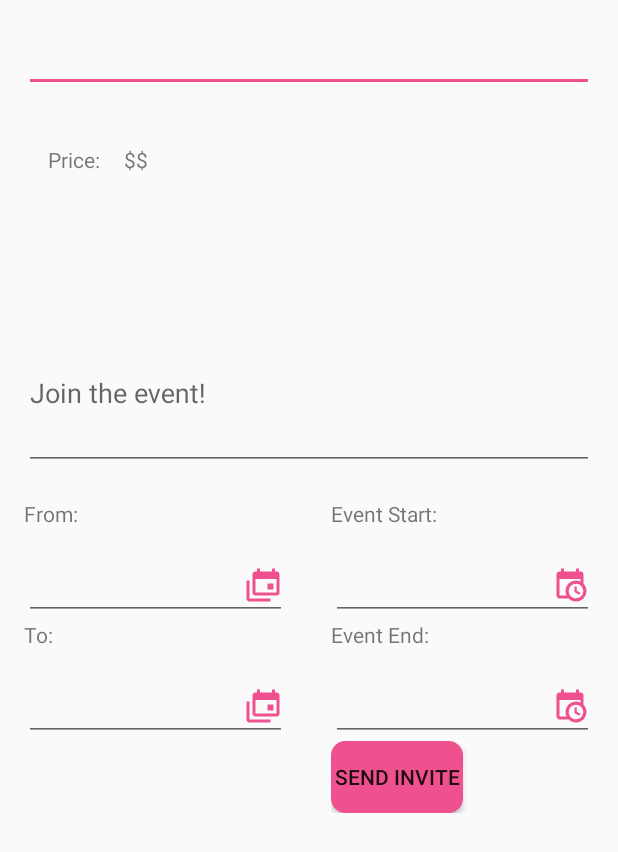
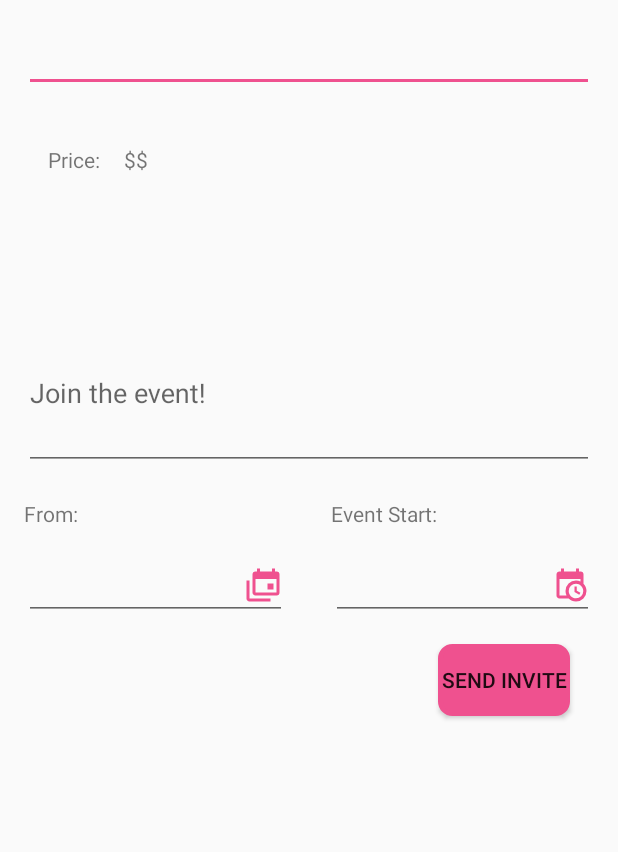
Before and after one commit to AndroidHuddle/Huddle, an Android app: the EventEditFragment screen opened directly, with no data from a screen before it, on a phone screen of 412 x 824 dp. Shown: the top 852 px of the screen. Run offline under Robolectric (Android 15) with nearby library versions, the phone set to English and light mode, and no system bars; our stand-ins replace ButterKnife; libraries missing offline, so code that uses them is left out: com.loopj.android, com.parse, com.wdullaer.materialdatetimepicker, cz.msebera.android; 3 statements that could not run were skipped.

Commit message:
simplify form

```diff
--- a/app/src/main/java/com/example/badhri/huddle/fragments/EventEditFragment.java
+++ b/app/src/main/java/com/example/badhri/huddle/fragments/EventEditFragment.java
@@ -73,8 +73,8 @@ public class EventEditFragment extends Fragment implements DatePickerDialog.OnDa
 //    @BindView(R.id.lvInvitees)
 //    ListView lvInvitees;
 
-    @BindView(R.id.et_to_date_text)
-    EditText etToDateText;
+//    @BindView(R.id.et_to_date_text)
+//    EditText etToDateText;
 
     @BindView(R.id.et_from_date_text)
     EditText etFromDateText;
@@ -82,8 +82,8 @@ public class EventEditFragment extends Fragment implements DatePickerDialog.OnDa
     @BindView(R.id.et_from_time_text)
     EditText et_from_time_text;
 
-    @BindView(R.id.et_to_time_text)
-    EditText et_to_time_text;
+//    @BindView(R.id.et_to_time_text)
+//    EditText et_to_time_text;
 
     @BindView(R.id.tvContactLabel)
     TextView tvContactLabel;
@@ -215,7 +215,7 @@ public class EventEditFragment extends Fragment implements DatePickerDialog.OnDa
         populateInviteeList();
 
         fg = this;
-        etToDateText.setCursorVisible(false);
+//        etToDateText.setCursorVisible(false);
         etFromDateText.setCursorVisible(false);
 
         // set calendar
@@ -276,12 +276,12 @@ public class EventEditFragment extends Fragment implements DatePickerDialog.OnDa
                 event.setStartTime(new Date());
             }
 
-            if (etToDateText.getText().length() > 0){
-                event.setEndTime(new Date());
-                event.setEventEndTime(etToDateText.getText().toString());
-            } else {
-                event.setStartTime(new Date());
-            }
+//            if (etToDateText.getText().length() > 0){
+//                event.setEndTime(new Date());
+//                event.setEventEndTime(etToDateText.getText().toString());
+//            } else {
+//                event.setStartTime(new Date());
+//            }
 
             String eventDetails = etEventDetails.getText().toString();
             if (eventDetails.length() > 0) {
@@ -368,19 +368,19 @@ public class EventEditFragment extends Fragment implements DatePickerDialog.OnDa
         });
     }
 
-    @TargetApi(Build.VERSION_CODES.N)
-    @OnClick(R.id.et_to_date_text)
-    public void openToCalendar() {
-        Calendar now = Calendar.getInstance();
-        DatePickerDialog dpd = DatePickerDialog.newInstance(
-                (DatePickerDialog.OnDateSetListener) fg,
-                now.get(Calendar.YEAR),
-                now.get(Calendar.MONTH),
-                now.get(Calendar.DAY_OF_MONTH)
-        );
-        FragmentManager fm = getActivity().getFragmentManager();
-        dpd.show(fm, TO_DATE);
-    }
+//    @TargetApi(Build.VERSION_CODES.N)
+//    @OnClick(R.id.et_to_date_text)
+//    public void openToCalendar() {
+//        Calendar now = Calendar.getInstance();
+//        DatePickerDialog dpd = DatePickerDialog.newInstance(
+//                (DatePickerDialog.OnDateSetListener) fg,
+//                now.get(Calendar.YEAR),
+//                now.get(Calendar.MONTH),
+//                now.get(Calendar.DAY_OF_MONTH)
+//        );
+//        FragmentManager fm = getActivity().getFragmentManager();
+//        dpd.show(fm, TO_DATE);
+//    }
 
     @TargetApi(Build.VERSION_CODES.N)
     @OnClick(R.id.et_from_date_text)
@@ -398,17 +398,17 @@ public class EventEditFragment extends Fragment implements DatePickerDialog.OnDa
 
 
 //
-    @TargetApi(Build.VERSION_CODES.N)
-    @OnClick(R.id.et_to_time_text)
-    public void openTimeToPicker() {
-        Calendar now = Calendar.getInstance();
-        TimePickerDialog tpd = TimePickerDialog.newInstance(
-                (TimePickerDialog.OnTimeSetListener) fg,
-                now.get(Calendar.HOUR),
-                now.get(Calendar.MINUTE), false);
-        FragmentManager fm = getActivity().getFragmentManager();
-        tpd.show(fm, TO_TIME);
-    }
+//    @TargetApi(Build.VERSION_CODES.N)
+//    @OnClick(R.id.et_to_time_text)
+//    public void openTimeToPicker() {
+//        Calendar now = Calendar.getInstance();
+//        TimePickerDialog tpd = TimePickerDialog.newInstance(
+//                (TimePickerDialog.OnTimeSetListener) fg,
+//                now.get(Calendar.HOUR),
+//                now.get(Calendar.MINUTE), false);
+//        FragmentManager fm = getActivity().getFragmentManager();
+//        tpd.show(fm, TO_TIME);
+//    }
 
     @TargetApi(Build.VERSION_CODES.N)
     @OnClick(R.id.et_from_time_text)
@@ -425,25 +425,38 @@ public class EventEditFragment extends Fragment implements DatePickerDialog.OnDa
     @Override
     public void onDateSet(DatePickerDialog view, int year, int monthOfYear, int dayOfMonth) {
         if (view.getTag().equals(TO_DATE)) {
-            etToDateText.setText(dayOfMonth+"/"+(monthOfYear+1)+"/"+year);
+//            etToDateText.setText(dayOfMonth+"/"+(monthOfYear+1)+"/"+year);
         } else {
-            etFromDateText.setText(dayOfMonth+"/"+(monthOfYear+1)+"/"+year);
+            etFromDateText.setText((monthOfYear+1)+"/"+dayOfMonth+"/"+year);
         }
-        String date = "You picked the following date: "+dayOfMonth+"/"+(monthOfYear+1)+"/"+year;
-        Log.d("DEBUG", date.toString());
+//        String date = "You picked the following date: "+dayOfMonth+"/"+(monthOfYear+1)+"/"+year;
+//        Log.d("DEBUG", date.toString());
 
     }
 
     @Override
     public void onTimeSet(TimePickerDialog view, int hourOfDay, int minute, int second) {
         if (view.getTag().equals(TO_TIME)) {
-            et_to_time_text.setText(hourOfDay+":"+minute);
+//            et_to_time_text.setText(hourOfDay+":"+minute);
         } else {
-            et_from_time_text.setText(hourOfDay+":"+minute);
+            String sMinute;
+            if (minute < 10) {
+                sMinute = "0" + String.valueOf(minute);
+            } else {
+                sMinute = "" + minute;
+            }
+
+            String sHour;
+            if (minute < 10) {
+                sHour = "0" + String.valueOf(hourOfDay);
+            } else {
+                sHour = "" + hourOfDay;
+            }
+            et_from_time_text.setText(sHour+":"+sMinute);
         }
-        String time = "You picked the following time: "+hourOfDay+"h"+minute+"m"+second;
+//        String time = "You picked the following time: "+hourOfDay+"h"+minute+"m"+second;
 //        timeTextView.setText(time);
-        Log.d("DEBUG", time.toString());
+//        Log.d("DEBUG", time.toString());
 
     }
 }
--- a/app/src/main/res/layout/fragment_event_edit.xml
+++ b/app/src/main/res/layout/fragment_event_edit.xml
@@ -181,21 +181,21 @@
             android:layout_width="wrap_content"
                 android:orientation="vertical">
 
-                <TextView
-                    android:id="@+id/tv_to_text"
-                    android:layout_height="wrap_content"
-                    android:layout_width="wrap_content"
-                    android:text="@string/to">
-                </TextView>
+                <!--<TextView-->
+                    <!--android:id="@+id/tv_to_text"-->
+                    <!--android:layout_height="wrap_content"-->
+                    <!--android:layout_width="wrap_content"-->
+                    <!--android:text="@string/to">-->
+                <!--</TextView>-->
 
-                <EditText
-                    android:layout_marginTop="@dimen/activity_horizontal_margin"
-                    android:layout_height="wrap_content"
-                    android:layout_width="175dp"
-                    android:id="@+id/et_to_date_text"
-                    android:layout_below="@+id/tv_to_text"
-                    android:drawableRight="@drawable/calendar_multiple">
-                </EditText>
+                <!--<EditText-->
+                    <!--android:layout_marginTop="@dimen/activity_horizontal_margin"-->
+                    <!--android:layout_height="wrap_content"-->
+                    <!--android:layout_width="175dp"-->
+                    <!--android:id="@+id/et_to_date_text"-->
+                    <!--android:layout_below="@+id/tv_to_text"-->
+                    <!--android:drawableRight="@drawable/calendar_multiple">-->
+                <!--</EditText>-->
             </LinearLayout>
 
             <LinearLayout
@@ -208,27 +208,28 @@
                 android:orientation="vertical"
                 android:layout_marginLeft="@dimen/activity_vertical_margin">
 
-                <TextView
-                    android:id="@+id/tv_to_time_text"
-                    android:layout_height="wrap_content"
-                    android:layout_width="wrap_content"
-                    android:text="@string/to_time">
-                </TextView>
+                <!--<TextView-->
+                    <!--android:id="@+id/tv_to_time_text"-->
+                    <!--android:layout_height="wrap_content"-->
+                    <!--android:layout_width="wrap_content"-->
+                    <!--android:text="@string/to_time">-->
+                <!--</TextView>-->
 
-                <EditText
-                    android:layout_marginTop="@dimen/activity_horizontal_margin"
-                    android:layout_height="wrap_content"
-                    android:layout_width="175dp"
-                    android:id="@+id/et_to_time_text"
-                    android:layout_below="@+id/tv_to_text"
-                    android:drawableRight="@drawable/calendar_clock">
-                </EditText>
+                <!--<EditText-->
+                    <!--android:layout_marginTop="@dimen/activity_horizontal_margin"-->
+                    <!--android:layout_height="wrap_content"-->
+                    <!--android:layout_width="175dp"-->
+                    <!--android:id="@+id/et_to_time_text"-->
+                    <!--android:layout_below="@+id/tv_to_text"-->
+                    <!--android:drawableRight="@drawable/calendar_clock">-->
+                <!--</EditText>-->
 
                 <Button
                     android:id="@+id/send_invite"
                     android:layout_height="wrap_content"
                     android:layout_width="wrap_content"
                     android:text="@string/send_invite"
+                    android:layout_margin="@dimen/activity_vertical_margin"
                     android:background="@drawable/button_pink">
                 </Button>
             </LinearLayout>
```
